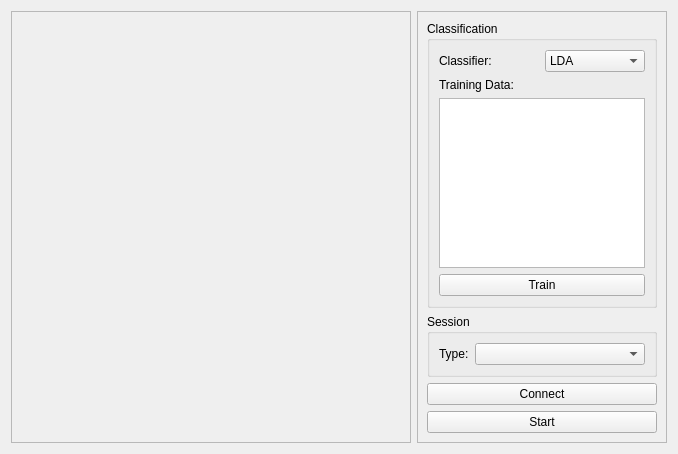
Above: pygesture/ui/test_widget_template.ui from ixjlyons/pygesture before the change. Below: the same form after it.
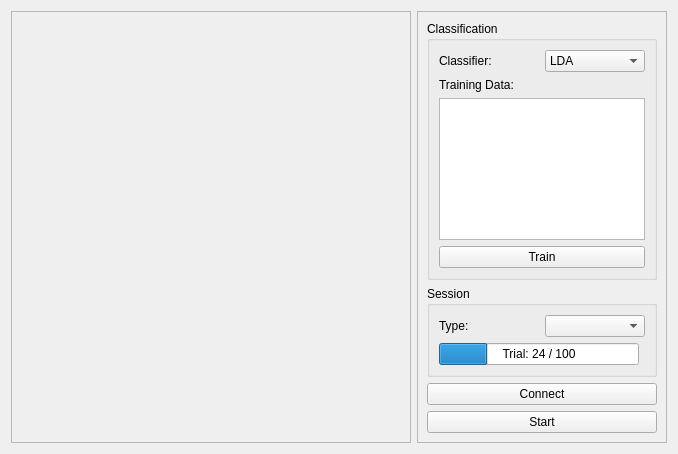
That is the form after the change. Icons and pictures are not drawn. Custom widgets are drawn as their Qt base class.

Commit message: Some bug fixes. Some documentation additions. Added session progress bar to test ui. Simple connection between TACSession trial and target robot established.

What changed in the file:
```diff
--- a/pygesture/ui/test_widget_template.ui
+++ b/pygesture/ui/test_widget_template.ui
@@ -186,16 +186,30 @@
         <property name="title">
          <string>Session</string>
         </property>
-        <layout class="QFormLayout" name="formLayout">
-         <item row="0" column="0">
+        <layout class="QGridLayout" name="gridLayout_4">
+         <item row="0" column="0" rowspan="2" colspan="2">
+          <layout class="QHBoxLayout" name="horizontalLayout_2">
+           <item>
           <widget class="QLabel" name="sessionTypeLabel">
            <property name="text">
             <string>Type:</string>
            </property>
           </widget>
          </item>
-         <item row="0" column="1">
+           <item>
           <widget class="QComboBox" name="sessionTypeComboBox"/>
+           </item>
+          </layout>
+         </item>
+         <item row="2" column="0">
+          <widget class="QProgressBar" name="sessionProgressBar">
+           <property name="value">
+            <number>24</number>
+           </property>
+           <property name="format">
+            <string>Trial: %v / %m</string>
+           </property>
+          </widget>
          </item>
         </layout>
        </widget>
```
Lines whose indentation alone changed are shown as unchanged. The commit also changes 6 other files.
